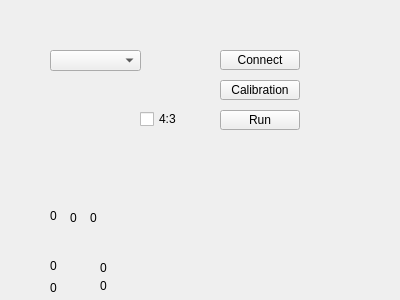
Qt form mainwindow.ui (pcnimdock/guncon3-qt-driver_user_space) before a commit.
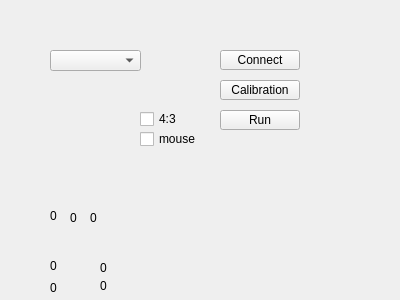
The same form after that commit. Icons and pictures are not drawn.

What changed in the file:
```diff
--- a/mainwindow.ui
+++ b/mainwindow.ui
@@ -189,6 +189,19 @@
      <string>4:3</string>
     </property>
    </widget>
+   <widget class="QCheckBox" name="checkbox_mouse">
+    <property name="geometry">
+     <rect>
+      <x>140</x>
+      <y>130</y>
+      <width>65</width>
+      <height>18</height>
+     </rect>
+    </property>
+    <property name="text">
+     <string>mouse</string>
+    </property>
+   </widget>
   </widget>
  </widget>
  <layoutdefault spacing="6" margin="11"/>
```
